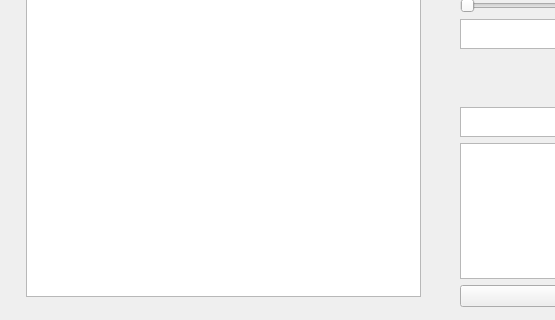
This is mainwindow.ui in BrenyQT/QT_Second_Year_Project as Qt 5 draws it before an edit; both pictures show x 0 to 555 and y 214 to 534 of the 1057 by 534 pixel window. The edited form follows.
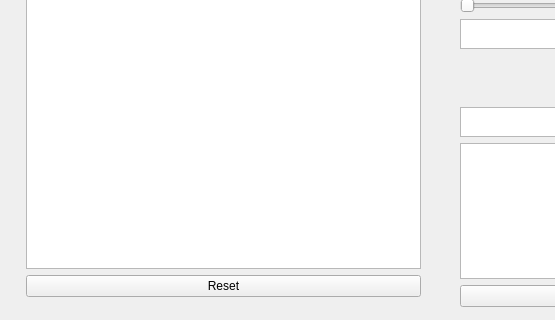
This is the edited form.

```diff
--- a/mainwindow.ui
+++ b/mainwindow.ui
@@ -13,6 +13,9 @@
   <property name="windowTitle">
    <string>MainWindow</string>
   </property>
+  <property name="styleSheet">
+   <string notr="true"/>
+  </property>
   <widget class="QWidget" name="centralwidget">
    <widget class="QWidget" name="formLayoutWidget">
     <property name="geometry">
@@ -75,6 +78,13 @@
        </property>
       </widget>
      </item>
+     <item row="3" column="1">
+      <widget class="QPushButton" name="pushButton">
+       <property name="text">
+        <string>Reset</string>
+       </property>
+      </widget>
+     </item>
     </layout>
    </widget>
    <widget class="QWidget" name="gridLayoutWidget">
```
